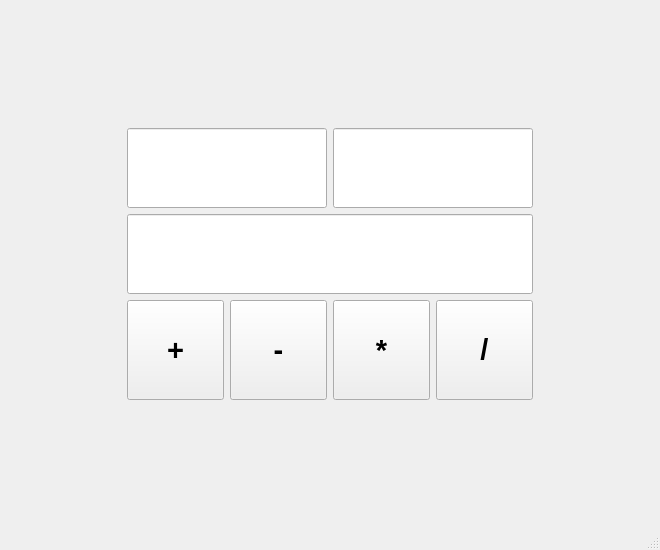
Old version of the form calc.ui in the repository KutukovVitaliy/HomeWork37_4_1.
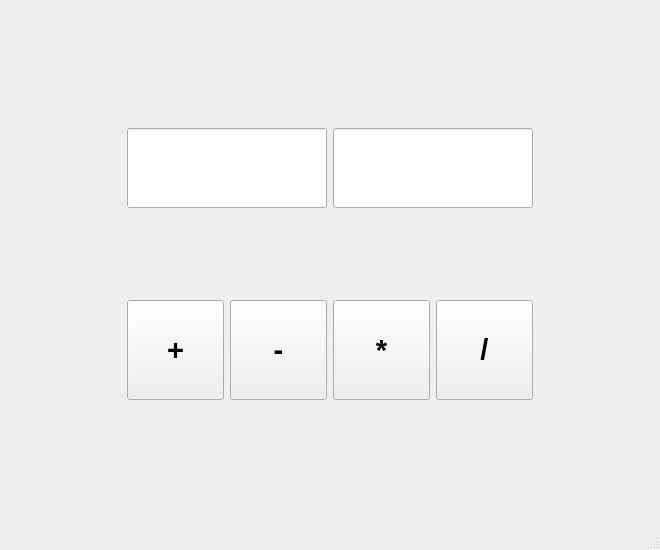
New version of the form.

```diff
--- a/calc.ui
+++ b/calc.ui
@@ -82,13 +82,7 @@
        </layout>
       </item>
       <item>
-       <widget class="QLineEdit" name="resultLineEdit">
-        <property name="sizePolicy">
-         <sizepolicy hsizetype="Preferred" vsizetype="Expanding">
-          <horstretch>0</horstretch>
-          <verstretch>0</verstretch>
-         </sizepolicy>
-        </property>
+       <widget class="QLabel" name="resultLabel">
         <property name="maximumSize">
          <size>
           <width>16777215</width>
@@ -100,6 +94,9 @@
           <pointsize>16</pointsize>
          </font>
         </property>
+        <property name="text">
+         <string/>
+        </property>
         <property name="alignment">
          <set>Qt::AlignCenter</set>
         </property>
```
